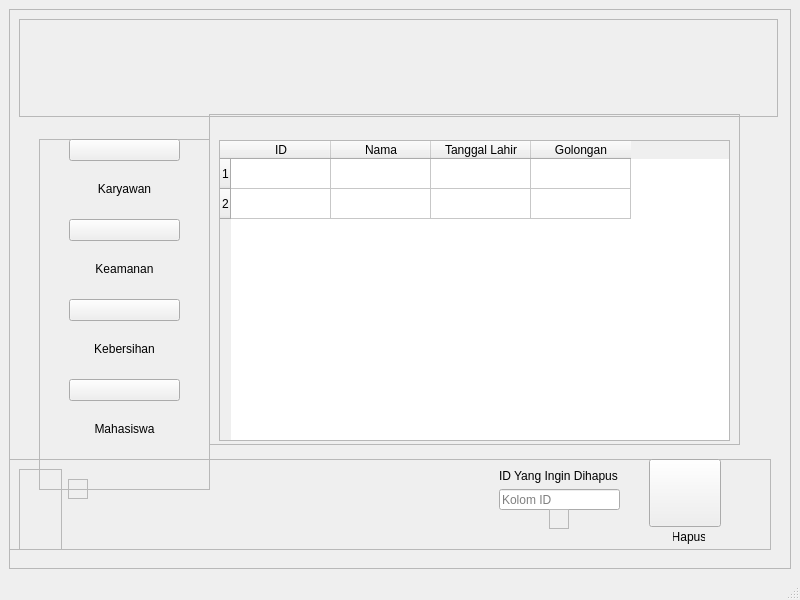
rakhid16/pkl, file UI/delete_admin.ui: the form before one commit.
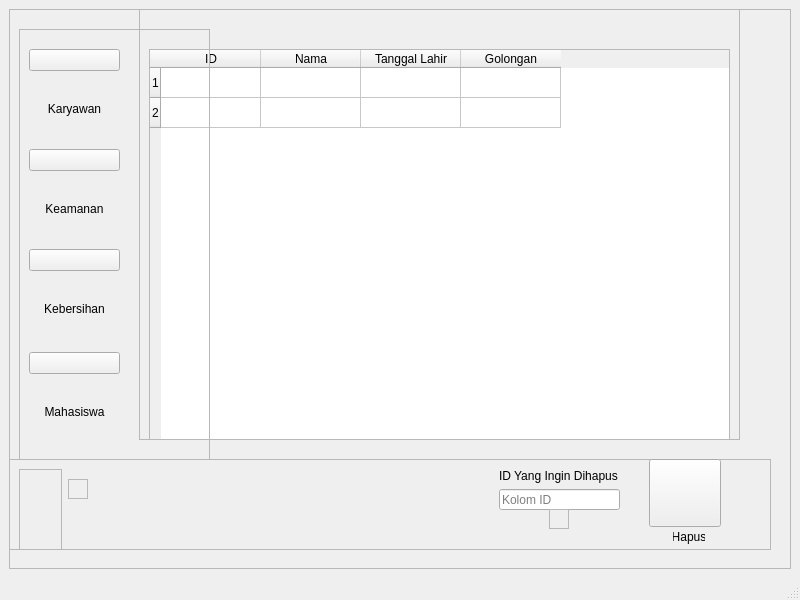
The form after the commit. Icons and pictures are not drawn.

Commit message: DONE LUR KABEH ADMIN DAN DOKTER

Patch:
```diff
--- a/UI/delete_admin.ui
+++ b/UI/delete_admin.ui
@@ -23,71 +23,13 @@
       <property name="frameShadow">
        <enum>QFrame::Raised</enum>
       </property>
-      <widget class="QFrame" name="frame_2">
-       <property name="geometry">
-        <rect>
-         <x>10</x>
-         <y>10</y>
-         <width>759</width>
-         <height>98</height>
-        </rect>
-       </property>
-       <property name="frameShape">
-        <enum>QFrame::StyledPanel</enum>
-       </property>
-       <property name="frameShadow">
-        <enum>QFrame::Raised</enum>
-       </property>
-       <layout class="QGridLayout" name="gridLayout_3">
-        <item row="0" column="0">
-         <layout class="QHBoxLayout" name="horizontalLayout">
-          <item>
-           <widget class="QLabel" name="label_3">
-            <property name="text">
-             <string/>
-            </property>
-            <property name="pixmap">
-             <pixmap resource="img_rsc.qrc">:/images/img/upn logo.png</pixmap>
-            </property>
-            <property name="scaledContents">
-             <bool>true</bool>
-            </property>
-           </widget>
-          </item>
-          <item>
-           <widget class="QLabel" name="label">
-            <property name="text">
-             <string/>
-            </property>
-            <property name="pixmap">
-             <pixmap resource="img_rsc.qrc">:/images/img/poli gigi logo.png</pixmap>
-            </property>
-           </widget>
-          </item>
-         </layout>
-        </item>
-        <item row="0" column="1">
-         <spacer name="horizontalSpacer">
-          <property name="orientation">
-           <enum>Qt::Horizontal</enum>
-          </property>
-          <property name="sizeHint" stdset="0">
-           <size>
-            <width>258</width>
-            <height>20</height>
-           </size>
-          </property>
-         </spacer>
-        </item>
-       </layout>
-      </widget>
       <widget class="QFrame" name="frame_4">
        <property name="geometry">
         <rect>
-         <x>200</x>
-         <y>105</y>
-         <width>531</width>
-         <height>331</height>
+         <x>130</x>
+         <y>0</y>
+         <width>601</width>
+         <height>431</height>
         </rect>
        </property>
        <property name="frameShape">
@@ -100,9 +42,9 @@
         <property name="geometry">
          <rect>
           <x>10</x>
-          <y>26</y>
-          <width>511</width>
-          <height>301</height>
+          <y>40</y>
+          <width>581</width>
+          <height>391</height>
          </rect>
         </property>
         <row>
@@ -271,10 +213,10 @@
       <widget class="QFrame" name="frame_8">
        <property name="geometry">
         <rect>
-         <x>30</x>
-         <y>130</y>
-         <width>171</width>
-         <height>351</height>
+         <x>10</x>
+         <y>20</y>
+         <width>191</width>
+         <height>431</height>
         </rect>
        </property>
        <property name="frameShape">
@@ -286,10 +228,10 @@
        <widget class="QWidget" name="layoutWidget_2">
         <property name="geometry">
          <rect>
-          <x>30</x>
-          <y>0</y>
-          <width>111</width>
-          <height>71</height>
+          <x>10</x>
+          <y>20</y>
+          <width>91</width>
+          <height>91</height>
          </rect>
         </property>
         <layout class="QVBoxLayout" name="verticalLayout_7">
@@ -325,10 +267,10 @@
        <widget class="QWidget" name="layoutWidget_3">
         <property name="geometry">
          <rect>
-          <x>30</x>
-          <y>80</y>
-          <width>111</width>
-          <height>71</height>
+          <x>10</x>
+          <y>120</y>
+          <width>91</width>
+          <height>91</height>
          </rect>
         </property>
         <layout class="QVBoxLayout" name="verticalLayout_6">
@@ -364,10 +306,10 @@
        <widget class="QWidget" name="layoutWidget_4">
         <property name="geometry">
          <rect>
-          <x>30</x>
-          <y>160</y>
-          <width>111</width>
-          <height>71</height>
+          <x>10</x>
+          <y>220</y>
+          <width>91</width>
+          <height>91</height>
          </rect>
         </property>
         <layout class="QVBoxLayout" name="verticalLayout_5">
@@ -403,10 +345,10 @@
        <widget class="QWidget" name="layoutWidget_5">
         <property name="geometry">
          <rect>
-          <x>30</x>
-          <y>240</y>
-          <width>111</width>
-          <height>71</height>
+          <x>10</x>
+          <y>323</y>
+          <width>91</width>
+          <height>91</height>
          </rect>
         </property>
         <layout class="QVBoxLayout" name="verticalLayout_8">
```
The commit also changes 27 other files.
